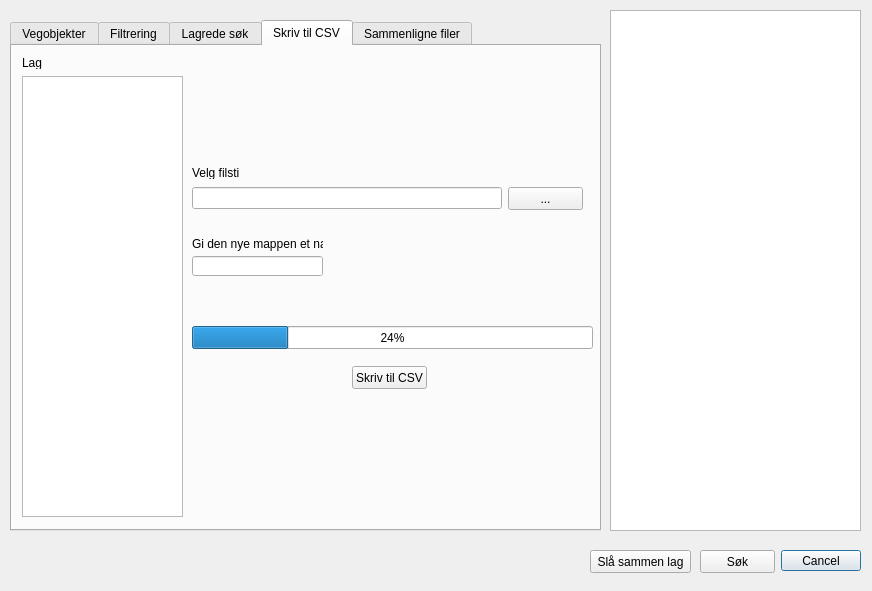
Above: nvdb_qgis_plugin_dialog_base.ui from vtfk/NVDB-qgis-plugin before the change. Below: the same form after it.
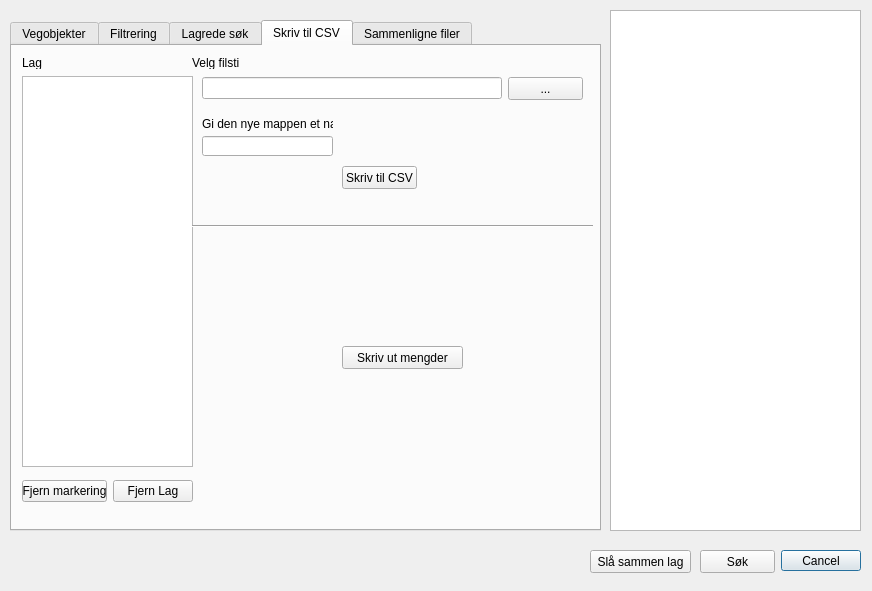
That is the form after the change. The open tabs and pages were chosen to show the change.

Commit message: mengder utskrift

```diff
--- a/nvdb_qgis_plugin_dialog_base.ui
+++ b/nvdb_qgis_plugin_dialog_base.ui
@@ -497,9 +497,9 @@
     <widget class="QWidget" name="horizontalLayoutWidget">
      <property name="geometry">
       <rect>
-       <x>180</x>
-       <y>140</y>
-       <width>391</width>
+       <x>190</x>
+       <y>30</y>
+       <width>381</width>
        <height>25</height>
       </rect>
      </property>
@@ -526,7 +526,7 @@
      <property name="geometry">
       <rect>
        <x>180</x>
-       <y>120</y>
+       <y>10</y>
        <width>47</width>
        <height>13</height>
       </rect>
@@ -535,24 +535,11 @@
       <string>Velg filsti</string>
      </property>
     </widget>
-    <widget class="QProgressBar" name="progressBar_export">
-     <property name="geometry">
-      <rect>
-       <x>180</x>
-       <y>280</y>
-       <width>401</width>
-       <height>23</height>
-      </rect>
-     </property>
-     <property name="value">
-      <number>24</number>
-     </property>
-    </widget>
     <widget class="QPushButton" name="skrivtilcsvButton">
      <property name="geometry">
       <rect>
-       <x>340</x>
-       <y>320</y>
+       <x>330</x>
+       <y>120</y>
        <width>75</width>
        <height>23</height>
       </rect>
@@ -566,16 +553,16 @@
       <rect>
        <x>10</x>
        <y>30</y>
-       <width>161</width>
-       <height>441</height>
+       <width>171</width>
+       <height>391</height>
       </rect>
      </property>
     </widget>
     <widget class="QLineEdit" name="lineEdit_newDirName">
      <property name="geometry">
       <rect>
-       <x>180</x>
-       <y>210</y>
+       <x>190</x>
+       <y>90</y>
        <width>131</width>
        <height>20</height>
       </rect>
@@ -584,8 +571,8 @@
     <widget class="QLabel" name="label_13">
      <property name="geometry">
       <rect>
-       <x>180</x>
-       <y>190</y>
+       <x>190</x>
+       <y>70</y>
        <width>131</width>
        <height>16</height>
       </rect>
@@ -594,6 +581,58 @@
       <string>Gi den nye mappen et navn</string>
      </property>
     </widget>
+    <widget class="Line" name="line_4">
+     <property name="geometry">
+      <rect>
+       <x>180</x>
+       <y>170</y>
+       <width>401</width>
+       <height>20</height>
+      </rect>
+     </property>
+     <property name="orientation">
+      <enum>Qt::Horizontal</enum>
+     </property>
+    </widget>
+    <widget class="QPushButton" name="mengdertilcsvButton">
+     <property name="geometry">
+      <rect>
+       <x>330</x>
+       <y>300</y>
+       <width>121</width>
+       <height>23</height>
+      </rect>
+     </property>
+     <property name="text">
+      <string>Skriv ut mengder</string>
+     </property>
+    </widget>
+    <widget class="QWidget" name="horizontalLayoutWidget_5">
+     <property name="geometry">
+      <rect>
+       <x>10</x>
+       <y>430</y>
+       <width>171</width>
+       <height>31</height>
+      </rect>
+     </property>
+     <layout class="QHBoxLayout" name="horizontalLayout_5">
+      <item>
+       <widget class="QPushButton" name="markering_button">
+        <property name="text">
+         <string>Fjern markering</string>
+        </property>
+       </widget>
+      </item>
+      <item>
+       <widget class="QPushButton" name="pushButton">
+        <property name="text">
+         <string>Fjern Lag</string>
+        </property>
+       </widget>
+      </item>
+     </layout>
+    </widget>
    </widget>
    <widget class="QWidget" name="tab_4">
     <attribute name="title">
```
Left out of the diff: 9 changed lines with no effect on the pictures. The commit also changes 5 other files.
